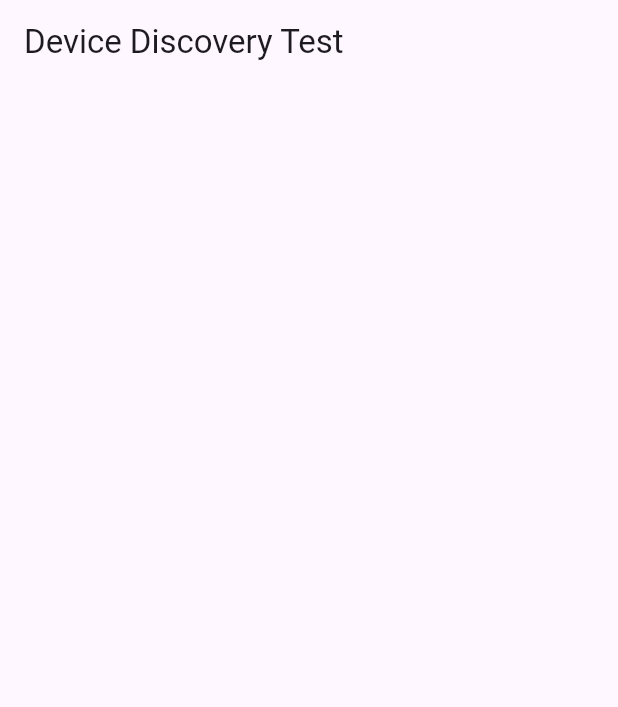
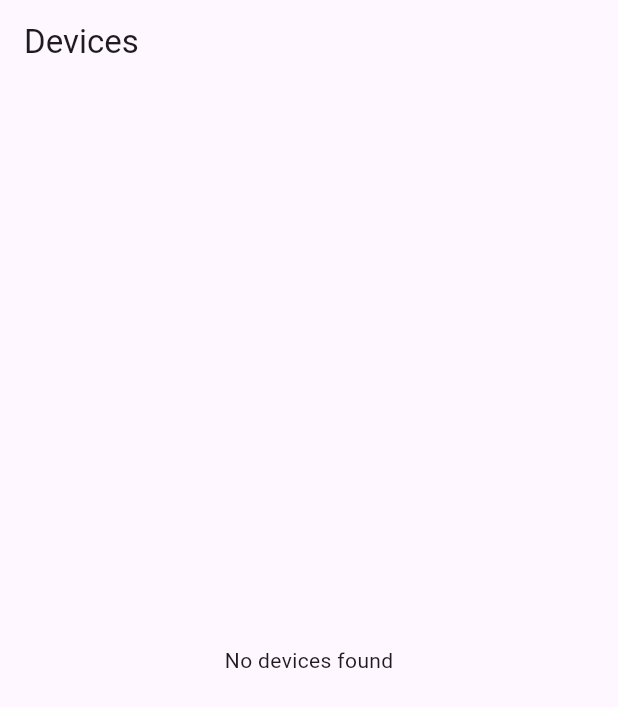
Before and after one commit to Hash2O/IoT_CoAP_Flutter_App, a Flutter app: the screen it shows after launch, on a phone screen of 412 x 824 dp. Shown: the top 707 px of the screen. Run offline on Flutter 3.47's test engine with Material 3 defaults, Android fonts, the phone set to English and light mode, and no system bars; our stand-ins replace flutter_bloc; missing offline and left inert: coap.

Commit message:
Version 2 : Refacto et base pour évolution pro

```diff
--- a/lib/main.dart
+++ b/lib/main.dart
@@ -1,8 +1,9 @@
-import 'dart:async';
 import 'package:flutter/material.dart';
+import 'package:flutter_bloc/flutter_bloc.dart';
 
 import 'data/services/device_discovery_service.dart';
-import 'domain/models/device.dart';
+import 'presentation/bloc/device_bloc.dart';
+import 'presentation/pages/device_list_page.dart';
 
 void main() {
   runApp(const MyApp());
@@ -13,105 +14,11 @@ class MyApp extends StatelessWidget {
 
   @override
   Widget build(BuildContext context) {
-    return const MaterialApp(
-      debugShowCheckedModeBanner: false,
-      home: DiscoveryTestPage(),
-    );
-  }
-}
-
-class DiscoveryTestPage extends StatefulWidget {
-  const DiscoveryTestPage({super.key});
-
-  @override
-  State<DiscoveryTestPage> createState() => _DiscoveryTestPageState();
-}
-
-class _DiscoveryTestPageState extends State<DiscoveryTestPage> {
-  final DeviceDiscoveryService discovery = DeviceDiscoveryService();
-
-  // Déduplication + gestion état (version sans Bloc)
-  StreamSubscription? _subscription;
-  Timer? _statusTimer;
-
-  final Map<String, Device> _devices = {};
-
-  @override
-  void initState() {
-    super.initState();
-
-    discovery.start();
-
-    _subscription = discovery.deviceStream.listen((json) {
-      final id = json['device_id'];
-
-      setState(() {
-        if (_devices.containsKey(id)) {
-          _devices[id] = _devices[id]!.copyWith(
-            lastSeen: DateTime.now(),
-            status: ConnectionStatus.online,
-          );
-        } else {
-          _devices[id] = Device.fromAnnounce(json);
-        }
-      });
-    });
-
-    _startStatusMonitoring();
-  }
-
-  // Timer de surveillance
-  void _startStatusMonitoring() {
-    _statusTimer = Timer.periodic(const Duration(seconds: 2), (_) {
-      final now = DateTime.now();
-
-      setState(() {
-        _devices.updateAll((key, device) {
-          final diff = now.difference(device.lastSeen).inSeconds;
-
-          if (diff <= 5) {
-            return device.copyWith(status: ConnectionStatus.online);
-          } else if (diff <= 10) {
-            return device.copyWith(status: ConnectionStatus.degraded);
-          } else {
-            return device.copyWith(status: ConnectionStatus.offline);
-          }
-        });
-      });
-    });
-  }
-
-  @override
-  void dispose() {
-    _subscription?.cancel();
-    _statusTimer?.cancel();
-    discovery.stop();
-    super.dispose();
-  }
-
-  @override
-  Widget build(BuildContext context) {
-    final devices = _devices.values.toList(); // Affichage ListView
-
-    return Scaffold(
-      appBar: AppBar(
-        title: const Text("Device Discovery Test"),
-      ),
-      body: ListView.builder(
-        itemCount: devices.length,
-        itemBuilder: (context, index) {
-          final device = devices[index];
-
-          return ListTile(
-            title: Text(device.name),
-            subtitle: Text(
-              "IP: ${device.ip}\n"
-              "ID: ${device.deviceId}\n"
-              "Last seen: ${device.lastSeen}\n"
-              "Status: ${device.status.name}",
-            ),
-          );
-        },
+    return BlocProvider(
+      create: (_) => DeviceBloc(DeviceDiscoveryService()),
+      child: const MaterialApp(
+        debugShowCheckedModeBanner: false,
+        home: DeviceListPage(),
       ),
     );
   }
--- /dev/null
+++ b/lib/presentation/bloc/device_bloc.dart
@@ -0,0 +1,86 @@
+import 'dart:async';
+import 'package:flutter_bloc/flutter_bloc.dart';
+
+import '../../data/services/device_discovery_service.dart';
+import '../../domain/models/device.dart';
+import 'device_event.dart';
+import 'device_state.dart';
+
+class DeviceBloc extends Bloc<DeviceEvent, DeviceState> {
+  final DeviceDiscoveryService discoveryService;
+
+  StreamSubscription? _subscription;
+  Timer? _statusTimer;
+
+  DeviceBloc(this.discoveryService) : super(DeviceState.initial()) {
+    on<DeviceAnnounced>(_onDeviceAnnounced);
+    on<DeviceStatusCheckRequested>(_onStatusCheckRequested);
+
+    _startDiscovery();
+    _startStatusMonitoring();
+  }
+
+  void _startDiscovery() async {
+    await discoveryService.start();
+
+    _subscription = discoveryService.deviceStream.listen((json) {
+      add(DeviceAnnounced(json));
+    });
+  }
+
+  void _startStatusMonitoring() {
+    _statusTimer = Timer.periodic(
+      const Duration(seconds: 2),
+      (_) => add(DeviceStatusCheckRequested()),
+    );
+  }
+
+  void _onDeviceAnnounced(
+    DeviceAnnounced event,
+    Emitter<DeviceState> emit,
+  ) {
+    final id = event.json['device_id'];
+    final devices = Map<String, Device>.from(state.devices);
+
+    if (devices.containsKey(id)) {
+      devices[id] = devices[id]!.copyWith(
+        lastSeen: DateTime.now(),
+        status: ConnectionStatus.online,
+      );
+    } else {
+      devices[id] = Device.fromAnnounce(event.json);
+    }
+
+    emit(state.copyWith(devices: devices));
+  }
+
+  void _onStatusCheckRequested(
+    DeviceStatusCheckRequested event,
+    Emitter<DeviceState> emit,
+  ) {
+    final now = DateTime.now();
+    final devices = Map<String, Device>.from(state.devices);
+
+    devices.updateAll((key, device) {
+      final diff = now.difference(device.lastSeen).inSeconds;
+
+      if (diff <= 5) {
+        return device.copyWith(status: ConnectionStatus.online);
+      } else if (diff <= 10) {
+        return device.copyWith(status: ConnectionStatus.degraded);
+      } else {
+        return device.copyWith(status: ConnectionStatus.offline);
+      }
+    });
+
+    emit(state.copyWith(devices: devices));
+  }
+
+  @override
+  Future<void> close() {
+    _subscription?.cancel();
+    _statusTimer?.cancel();
+    discoveryService.stop();
+    return super.close();
+  }
+}
--- /dev/null
+++ b/lib/presentation/bloc/device_event.dart
@@ -0,0 +1,9 @@
+abstract class DeviceEvent {}
+
+class DeviceAnnounced extends DeviceEvent {
+  final Map<String, dynamic> json;
+
+  DeviceAnnounced(this.json);
+}
+
+class DeviceStatusCheckRequested extends DeviceEvent {}
--- /dev/null
+++ b/lib/presentation/bloc/device_state.dart
@@ -0,0 +1,19 @@
+import '../../domain/models/device.dart';
+
+class DeviceState {
+  final Map<String, Device> devices;
+
+  DeviceState({required this.devices});
+
+  factory DeviceState.initial() {
+    return DeviceState(devices: {});
+  }
+
+  DeviceState copyWith({
+    Map<String, Device>? devices,
+  }) {
+    return DeviceState(
+      devices: devices ?? this.devices,
+    );
+  }
+}
--- /dev/null
+++ b/lib/presentation/pages/device_list_page.dart
@@ -0,0 +1,40 @@
+import 'package:flutter/material.dart';
+import 'package:flutter_bloc/flutter_bloc.dart';
+
+import '../bloc/device_bloc.dart';
+import '../bloc/device_state.dart';
+
+class DeviceListPage extends StatelessWidget {
+  const DeviceListPage({super.key});
+
+  @override
+  Widget build(BuildContext context) {
+    return Scaffold(
+      appBar: AppBar(title: const Text("Devices")),
+      body: BlocBuilder<DeviceBloc, DeviceState>(
+        builder: (context, state) {
+          final devices = state.devices.values.toList();
+
+          if (devices.isEmpty) {
+            return const Center(child: Text("No devices found"));
+          }
+
+          return ListView.builder(
+            itemCount: devices.length,
+            itemBuilder: (context, index) {
+              final device = devices[index];
+
+              return ListTile(
+                title: Text(device.name),
+                subtitle: Text(
+                  "IP: ${device.ip}\n"
+                  "Status: ${device.status.name}",
+                ),
+              );
+            },
+          );
+        },
+      ),
+    );
+  }
+}
--- a/pubspec.yaml
+++ b/pubspec.yaml
@@ -30,6 +30,7 @@ environment:
 dependencies:
   flutter:
     sdk: flutter
+  flutter_bloc: ^8.1.3
 
   coap: ^9.2.0
 
```
Also changed, not shown: pubspec.lock, 1 other file.
